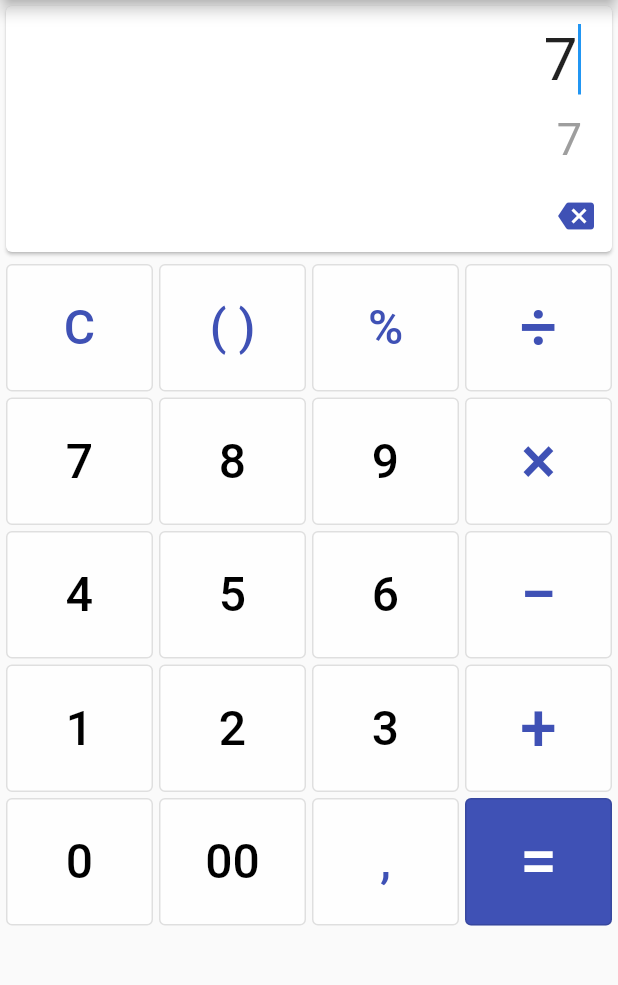
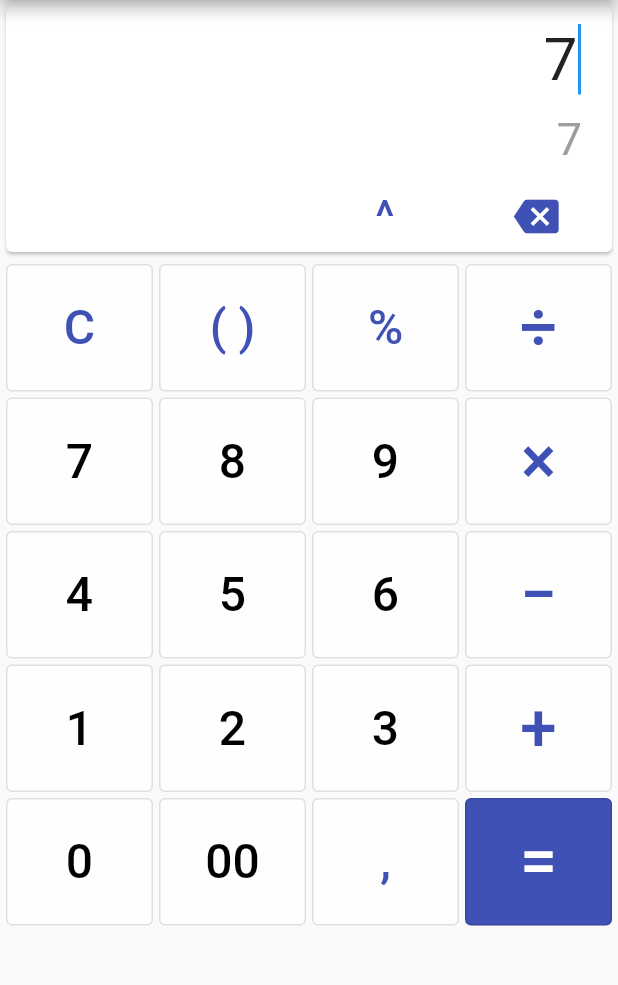
Before and after one commit to ttdatt/da-calc, a Flutter app: the screen it shows after launch, after a tap on an icon or button, on a phone screen of 412 x 824 dp, the part 84-1069 px from its top. Run offline on Flutter 3.47's test engine with Material 2 defaults, Android fonts, the phone set to English and light mode, and no system bars; our stand-ins replace flutter_bloc, math_expressions.

Commit message:
support exponential

```diff
--- a/lib/calculator/cubit/calculator_cubit.dart
+++ b/lib/calculator/cubit/calculator_cubit.dart
@@ -10,9 +10,9 @@ class MathExpression {
 }
 
 class CalculatorCubit extends Cubit<MathExpression> {
-  final Parser p = Parser();
-  final ContextModel cm = ContextModel();
-  final NumberFormat f = NumberFormat('###.######');
+  final Parser _p = Parser();
+  final ContextModel _cm = ContextModel();
+  final NumberFormat _numberFormatter = NumberFormat('###.######');
   var _openingParentheses = 0;
   var _closedParentheses = 0;
 
@@ -24,13 +24,15 @@ class CalculatorCubit extends Cubit<MathExpression> {
         .replaceAll('\u00D7', '*')
         .replaceAll('\u00F7', '/');
     try {
-      Expression exp = p.parse(finalExpression);
-      var result = exp.evaluate(EvaluationType.REAL, cm);
-      result = f.format(result);
+      Expression exp = _p.parse(finalExpression);
+      var result = exp.evaluate(EvaluationType.REAL, _cm);
+      result = _numberFormatter.format(result);
       return result;
     } on FormatException catch (e) {
       print(e.toString());
-    } catch (e) {}
+    } catch (e) {
+      print('something went wrong ${e.toString()}');
+    }
     return state.result;
   }
 
@@ -86,6 +88,8 @@ class CalculatorCubit extends Cubit<MathExpression> {
   }
 
   void deleteChar() {
+    if (state.expression.isEmpty) return;
+
     final lastChar = state.expression[state.expression.length - 1];
     if (isLastCharCloseParenthesis(lastChar)) {
       _closedParentheses--;
--- a/lib/calculator/cubit/utils.dart
+++ b/lib/calculator/cubit/utils.dart
@@ -16,7 +16,8 @@ bool isLastCharMathOperator(String expression) {
   final result = lastChar == '-' ||
       lastChar == '+' ||
       lastChar == '\u00F7' ||
-      lastChar == '\u00D7';
+      lastChar == '\u00D7' ||
+      lastChar == '^';
   return result;
 }
 
--- a/lib/calculator/view/calculator_display.dart
+++ b/lib/calculator/view/calculator_display.dart
@@ -35,16 +35,33 @@ class ExpressionDisplay extends StatelessWidget {
             Container(
               padding: const EdgeInsets.only(left: 20, right: 20, bottom: 10),
               child: BlocBuilder<CalculatorCubit, MathExpression>(
-                  builder: (ctx, state) {
-                return Text(
-                  state.result,
-                  style: const TextStyle(fontSize: 30, color: Colors.grey),
-                );
-              }),
+                builder: (ctx, state) {
+                  return Text(
+                    state.result,
+                    style: const TextStyle(fontSize: 30, color: Colors.grey),
+                  );
+                },
+              ),
             ),
-            IconButton(
-                onPressed: () => context.read<CalculatorCubit>().deleteChar(),
-                icon: const Icon(Icons.backspace, color: Colors.indigo))
+            Row(children: [
+              Expanded(child: Container()),
+              Expanded(child: Container()),
+              Expanded(
+                child: OutlinedButton(
+                  onPressed: () => context.read<CalculatorCubit>().add('^'),
+                  style: OutlinedButton.styleFrom(
+                      side: const BorderSide(color: Colors.transparent)),
+                  child: const Text('^',
+                      style: TextStyle(fontSize: 30, color: Colors.indigo)),
+                ),
+              ),
+              Expanded(
+                  child: IconButton(
+                      iconSize: 30,
+                      onPressed: () =>
+                          context.read<CalculatorCubit>().deleteChar(),
+                      icon: const Icon(Icons.backspace, color: Colors.indigo)))
+            ])
           ],
         ),
       ),
```
